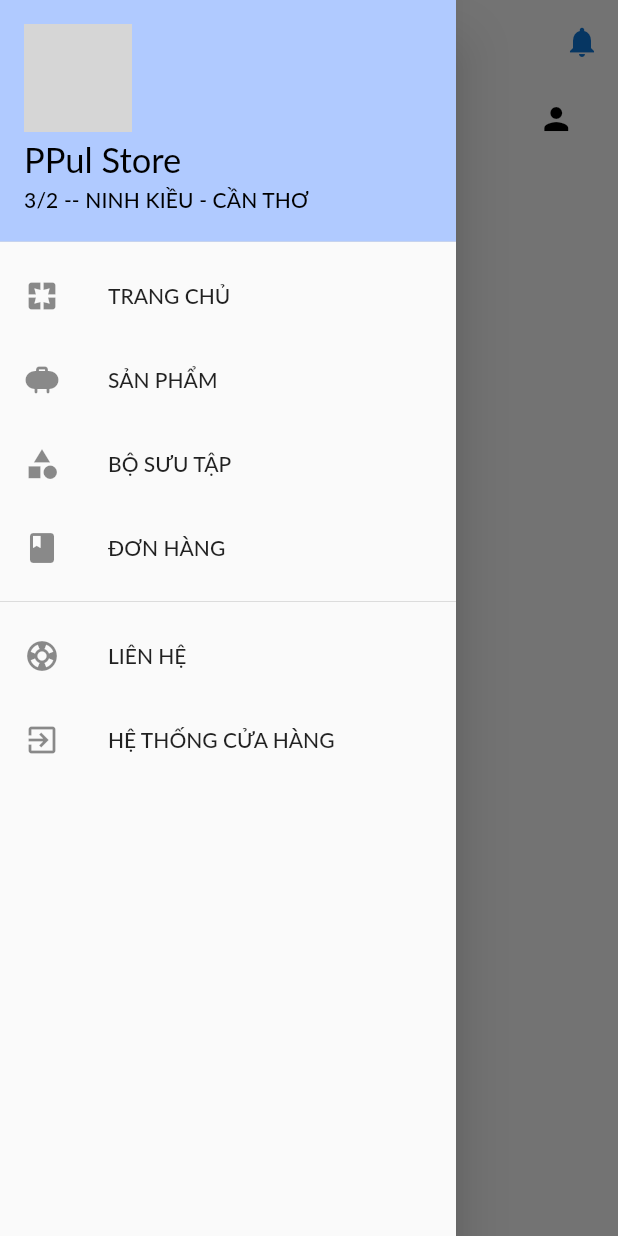
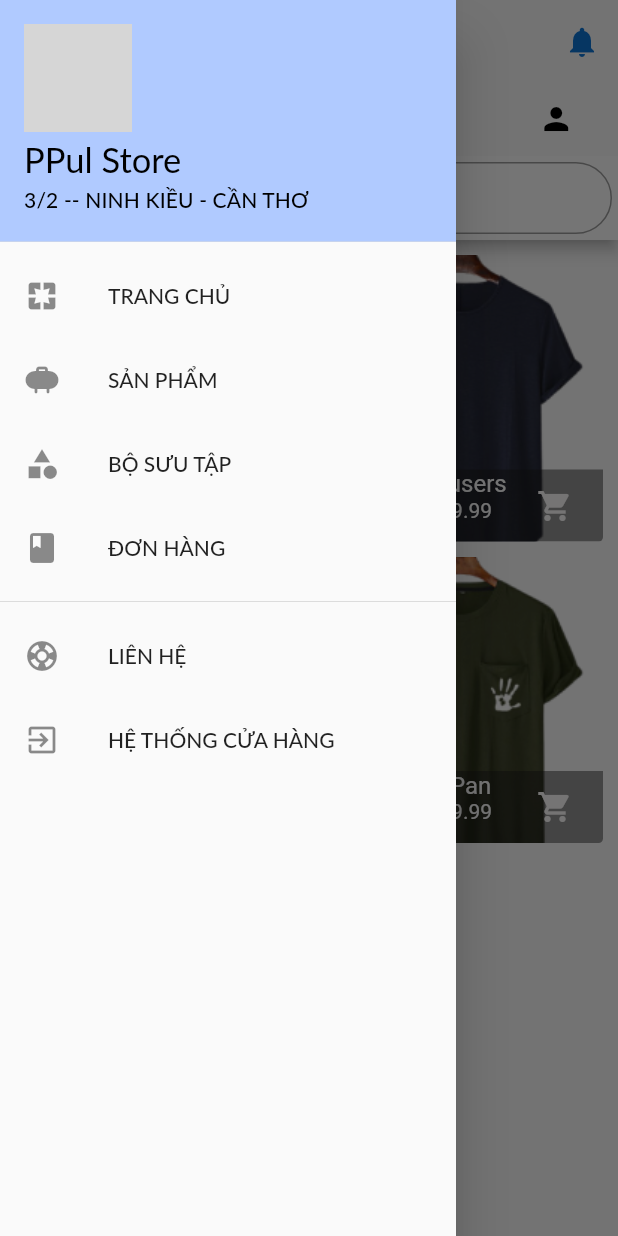
Before and after one commit to vm-phung1134/Mobile-App-Ecomercial, a Flutter app: the Home screen opened by its route, tab 3 chosen, with the side drawer open, on a phone screen of 412 x 824 dp. Run offline on Flutter 3.47's test engine with Material 2 defaults, Android fonts, the phone set to English and light mode, and no system bars; our stand-ins replace flutter_dotenv, flutter_svg, shared_preferences; accounts and stored records are empty; Roboto replaces fonts that are missing (Lato); grey boxes are pictures that could not be loaded.

Commit message:
Add searching for products

```diff
--- a/lib/ui/auth/auth_card.dart
+++ b/lib/ui/auth/auth_card.dart
@@ -153,7 +153,7 @@
           borderRadius: BorderRadius.circular(30),
         ),
         backgroundColor: Theme.of(context).primaryColor,
-        padding: const EdgeInsets.symmetric(horizontal: 100.0, vertical: 20.0),
+        padding: const EdgeInsets.symmetric(horizontal: 50.0, vertical: 20.0),
         textStyle: TextStyle(
           color: Theme.of(context).primaryTextTheme.headline6?.color,
         ),
--- a/lib/ui/auth/auth_manager.dart
+++ b/lib/ui/auth/auth_manager.dart
@@ -49,8 +49,8 @@
       _authTimer!.cancel();
       _authTimer = null;
     }
+    _authService.clearSavedAuthToken();
     notifyListeners();
-    _authService.clearSavedAuthToken();
   }
 
   void _autoLogout() {
--- a/lib/ui/homepage/views/homepage_overview.dart
+++ b/lib/ui/homepage/views/homepage_overview.dart
@@ -4,6 +4,7 @@
 import 'package:shop_app/ui/homepage/components/body.dart';
 import 'package:shop_app/ui/homepage/components/navbar.dart';
 import 'package:shop_app/ui/product/view/product_overview.dart';
+import 'package:shop_app/ui/search/search_screen.dart';
 import 'package:shop_app/ui/user_profile/logout.dart';
 
 class Home extends StatefulWidget {
@@ -66,7 +67,7 @@
           ),
           titleSpacing: 20,
         ),
-        body: const TabBarView(
+        body: TabBarView(
           children: <Widget>[
             Center(
               child: Body(),
@@ -75,7 +76,7 @@
               child: ProductsOverview(),
             ),
             Center(
-              child: Text('data'),
+              child: SearchScreen(),
             ),
             Center(
               child: CartScreeen(),
--- a/lib/ui/product/components/product_manager.dart
+++ b/lib/ui/product/components/product_manager.dart
@@ -44,8 +44,10 @@
     return _items.firstWhere((element) => element.id == id);
   }
 
-  Product findByName(String title) {
-    return _items.firstWhere((element) => element.title == title);
+  List<Product> findByName(String title) {
+    return [
+      ..._items.where((element) => element.title.toLowerCase().contains(title))
+    ];
   }
 
   void addProduct(Product product) {
--- a/lib/ui/search/search_screen.dart
+++ b/lib/ui/search/search_screen.dart
@@ -1,17 +1,81 @@
 import 'package:flutter/material.dart';
+import 'package:shop_app/ui/product/components/product_grid.dart';
 
-class SearchScreen extends StatelessWidget {
+import 'package:provider/provider.dart';
+import '../product/components/product_grid_title.dart';
+import '../product/components/product_manager.dart';
+import '../../../models/product.dart';
+
+class SearchScreen extends StatefulWidget {
   const SearchScreen({super.key});
+  @override
+  State<SearchScreen> createState() => _SearchScreenState();
+}
+
+class _SearchScreenState extends State<SearchScreen> {
+  final TextEditingController searchValueController = TextEditingController();
+  String searchValue = '';
+  @override
+  void initState() {
+    super.initState();
+  }
+
+  @override
+  void dispose() {
+    super.dispose();
+    searchValueController.dispose();
+  }
 
   @override
   Widget build(BuildContext context) {
-    return Scaffold();
+    return Scaffold(
+        appBar: AppBar(
+          flexibleSpace: Row(
+            children: [_buildSearchField(context)],
+          ),
+          backgroundColor: Colors.white,
+        ),
+        body: _productsSearched(context));
   }
 
-  Widget _buildSearchField() {
-    return TextFormField(
-      decoration: InputDecoration(
-        hintText: 'Nhập tên sản phẩm để tìm kiếm',
+  Widget _buildSearchField(BuildContext context) {
+    return SizedBox(
+      width: MediaQuery.of(context).size.width,
+      child: Padding(
+          padding: const EdgeInsets.all(4.0),
+          child: TextFormField(
+            controller: searchValueController,
+            onChanged: (text) {
+              this.setState(() {
+                searchValue = text;
+              });
+            },
+            decoration: InputDecoration(
+              hintText: 'Nhập tên sản phẩm để tìm kiếm',
+              hintStyle: TextStyle(color: Colors.grey[600]),
+              focusedBorder: OutlineInputBorder(
+                  borderSide: const BorderSide(color: Colors.black),
+                  borderRadius: BorderRadius.circular(25.0)),
+              border: OutlineInputBorder(
+                  borderSide: const BorderSide(color: Colors.white, width: 2.0),
+                  borderRadius: BorderRadius.circular(25.0)),
+            ),
+          )),
+    );
+  }
+
+  Widget _productsSearched(BuildContext context) {
+    final products = context.select<ProductsManager, List<Product>>(
+        (productsManager) => productsManager.findByName(searchValue));
+    return GridView.builder(
+      padding: const EdgeInsets.all(10.0),
+      itemCount: products.length,
+      itemBuilder: (ctx, i) => ProductGridTile(products[i]),
+      gridDelegate: const SliverGridDelegateWithFixedCrossAxisCount(
+        crossAxisCount: 2,
+        childAspectRatio: 3 / 3,
+        crossAxisSpacing: 10,
+        mainAxisSpacing: 10,
       ),
     );
   }
--- a/pubspec.yaml
+++ b/pubspec.yaml
@@ -13,6 +13,7 @@
     flutter_dotenv: ^5.0.2
     http: ^0.13.5
     shared_preferences: ^2.0.15
+    carousel_slider: ^4.1.1
 
     cupertino_icons: ^1.0.2
     flutter_svg: ^1.0.3
```
Also changed, not shown: lib/main.dart (+1 -7 lines), pubspec.lock.
